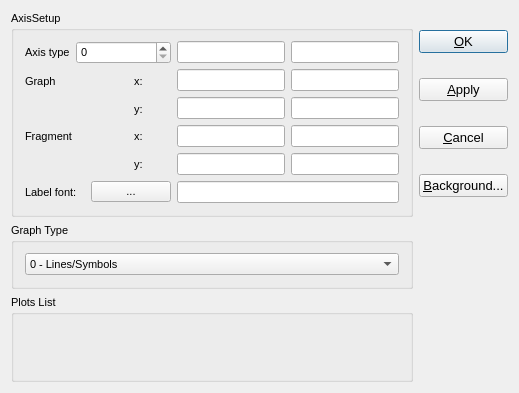
Old version of the form gems3/vizor4/dlg4/LegendDialog4.ui in the repository gemshub/GEMSGUI.
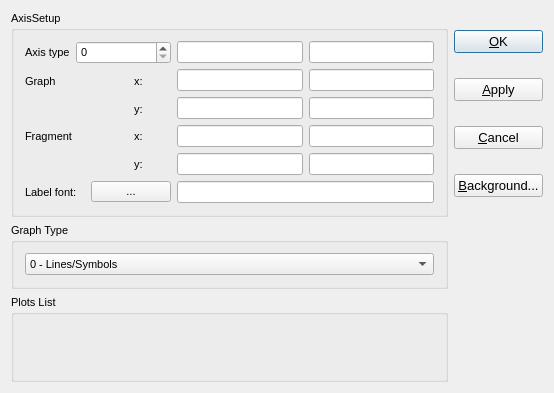
New version of the form.

Patch:
```diff
--- a/gems3/vizor4/dlg4/LegendDialog4.ui
+++ b/gems3/vizor4/dlg4/LegendDialog4.ui
@@ -1,11 +1,11 @@
 <ui version="4.0" >
  <class>LegendDialogData</class>
- <widget class="QDialog" name="LegendDialogData" >
-  <property name="geometry" >
+ <widget class="QDialog" name="LegendDialogData">
+  <property name="geometry">
    <rect>
     <x>0</x>
     <y>0</y>
-    <width>501</width>
+    <width>554</width>
     <height>393</height>
    </rect>
   </property>
@@ -47,11 +47,11 @@
         </property>
        </widget>
       </item>
-      <item rowspan="5" row="0" column="4" >
-       <layout class="QGridLayout" >
-        <item row="0" column="0" >
-         <widget class="QLineEdit" name="pXname" >
-          <property name="toolTip" >
+      <item row="0" column="4" rowspan="5">
+       <layout class="QGridLayout" name="layout">
+        <item row="0" column="0">
+         <widget class="QLineEdit" name="pXname">
+          <property name="toolTip">
            <string>Name of  x  axis</string>
           </property>
           <property name="maxLength" >
@@ -59,51 +59,51 @@
           </property>
          </widget>
         </item>
-        <item row="1" column="0" >
-         <widget class="QLineEdit" name="pX0" >
-          <property name="toolTip" >
+        <item row="1" column="0">
+         <widget class="QLineEdit" name="pX0">
+          <property name="toolTip">
            <string>Minimum</string>
           </property>
          </widget>
         </item>
-        <item row="3" column="1" >
-         <widget class="QLineEdit" name="pfXn" >
-          <property name="toolTip" >
+        <item row="3" column="1">
+         <widget class="QLineEdit" name="pfXn">
+          <property name="toolTip">
            <string>Maximum</string>
           </property>
          </widget>
         </item>
-        <item row="4" column="1" >
-         <widget class="QLineEdit" name="pfYn" >
-          <property name="toolTip" >
+        <item row="4" column="1">
+         <widget class="QLineEdit" name="pfYn">
+          <property name="toolTip">
            <string>Maximum</string>
           </property>
          </widget>
         </item>
-        <item row="1" column="1" >
-         <widget class="QLineEdit" name="pXn" >
-          <property name="toolTip" >
+        <item row="1" column="1">
+         <widget class="QLineEdit" name="pXn">
+          <property name="toolTip">
            <string>Maximum</string>
           </property>
          </widget>
         </item>
-        <item row="4" column="0" >
-         <widget class="QLineEdit" name="pfY0" >
-          <property name="toolTip" >
+        <item row="4" column="0">
+         <widget class="QLineEdit" name="pfY0">
+          <property name="toolTip">
            <string>Minimum</string>
           </property>
          </widget>
         </item>
-        <item row="2" column="0" >
-         <widget class="QLineEdit" name="pY0" >
-          <property name="toolTip" >
+        <item row="2" column="0">
+         <widget class="QLineEdit" name="pY0">
+          <property name="toolTip">
            <string>Minimum</string>
           </property>
          </widget>
         </item>
-        <item row="0" column="1" >
-         <widget class="QLineEdit" name="pYname" >
-          <property name="toolTip" >
+        <item row="0" column="1">
+         <widget class="QLineEdit" name="pYname">
+          <property name="toolTip">
            <string>Name of  y  axis</string>
           </property>
           <property name="maxLength" >
@@ -111,16 +111,16 @@
           </property>
          </widget>
         </item>
-        <item row="3" column="0" >
-         <widget class="QLineEdit" name="pfX0" >
-          <property name="toolTip" >
+        <item row="3" column="0">
+         <widget class="QLineEdit" name="pfX0">
+          <property name="toolTip">
            <string>Minimum</string>
           </property>
          </widget>
         </item>
-        <item row="2" column="1" >
-         <widget class="QLineEdit" name="pYn" >
-          <property name="toolTip" >
+        <item row="2" column="1">
+         <widget class="QLineEdit" name="pYn">
+          <property name="toolTip">
            <string>Maximum</string>
           </property>
          </widget>
@@ -226,26 +226,17 @@
      </layout>
     </widget>
    </item>
-   <item row="0" column="1" >
-    <layout class="QVBoxLayout" >
-     <property name="spacing" >
+   <item row="0" column="1">
+    <layout class="QVBoxLayout">
+     <property name="spacing">
       <number>6</number>
      </property>
-     <property name="leftMargin" >
-      <number>0</number>
-     </property>
-     <property name="topMargin" >
-      <number>0</number>
-     </property>
-     <property name="rightMargin" >
-      <number>0</number>
-     </property>
-     <property name="bottomMargin" >
+     <property name="margin">
       <number>0</number>
      </property>
      <item>
-      <widget class="QPushButton" name="pBtnOk" >
-       <property name="font" >
+      <widget class="QPushButton" name="pBtnOk">
+       <property name="font">
         <font>
          <pointsize>10</pointsize>
         </font>
@@ -262,8 +253,8 @@
       </widget>
      </item>
      <item>
-      <widget class="QPushButton" name="pBtnApply" >
-       <property name="font" >
+      <widget class="QPushButton" name="pBtnApply">
+       <property name="font">
         <font>
          <pointsize>10</pointsize>
         </font>
@@ -277,8 +268,8 @@
       </widget>
      </item>
      <item>
-      <widget class="QPushButton" name="pBthCancel" >
-       <property name="font" >
+      <widget class="QPushButton" name="pBthCancel">
+       <property name="font">
         <font>
          <pointsize>10</pointsize>
         </font>
@@ -292,8 +283,8 @@
       </widget>
      </item>
      <item>
-      <widget class="QPushButton" name="pBtnBackgr" >
-       <property name="font" >
+      <widget class="QPushButton" name="pBtnBackgr">
+       <property name="font">
         <font>
          <pointsize>10</pointsize>
         </font>
@@ -319,9 +310,9 @@
      <property name="title" >
       <string>Graph Type</string>
      </property>
-     <layout class="QVBoxLayout" >
+     <layout class="QVBoxLayout">
       <item>
-       <widget class="QComboBox" name="comboBox1" >
+       <widget class="QComboBox" name="comboBox1">
         <item>
          <property name="text" >
           <string>0 - Lines/Symbols</string>
@@ -357,7 +348,7 @@
    </item>
   </layout>
  </widget>
- <layoutdefault spacing="6" margin="11" />
+ <layoutdefault spacing="6" margin="11"/>
  <tabstops>
   <tabstop>pBtnOk</tabstop>
   <tabstop>pBtnApply</tabstop>
```
Left out of the diff: 175 changed lines with no effect on the pictures.
